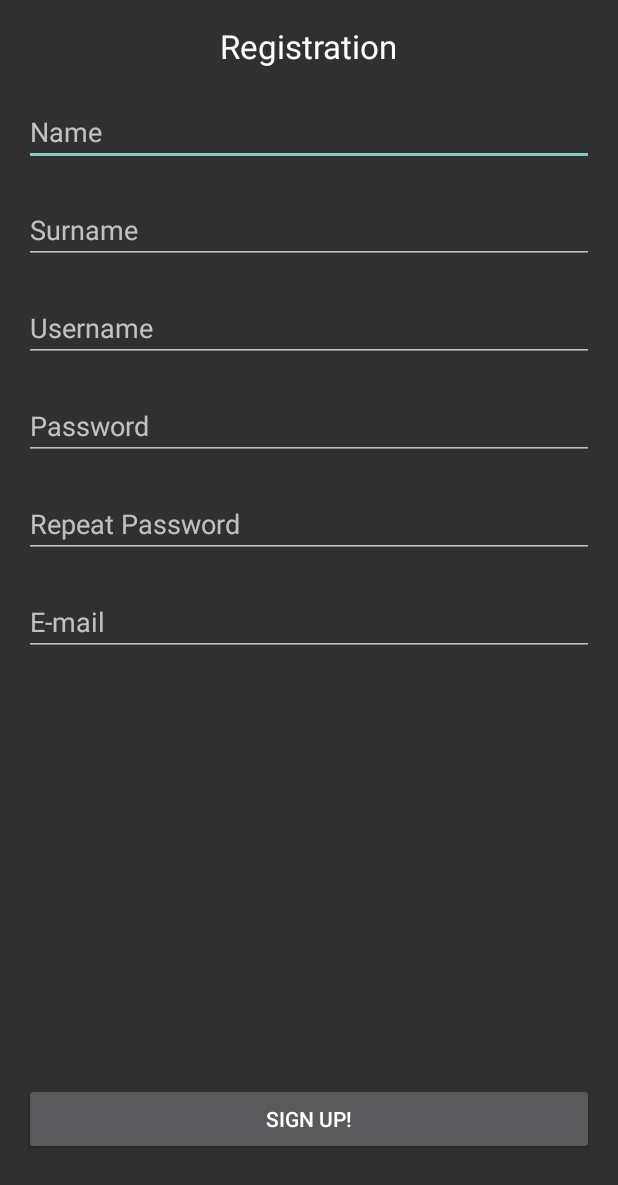
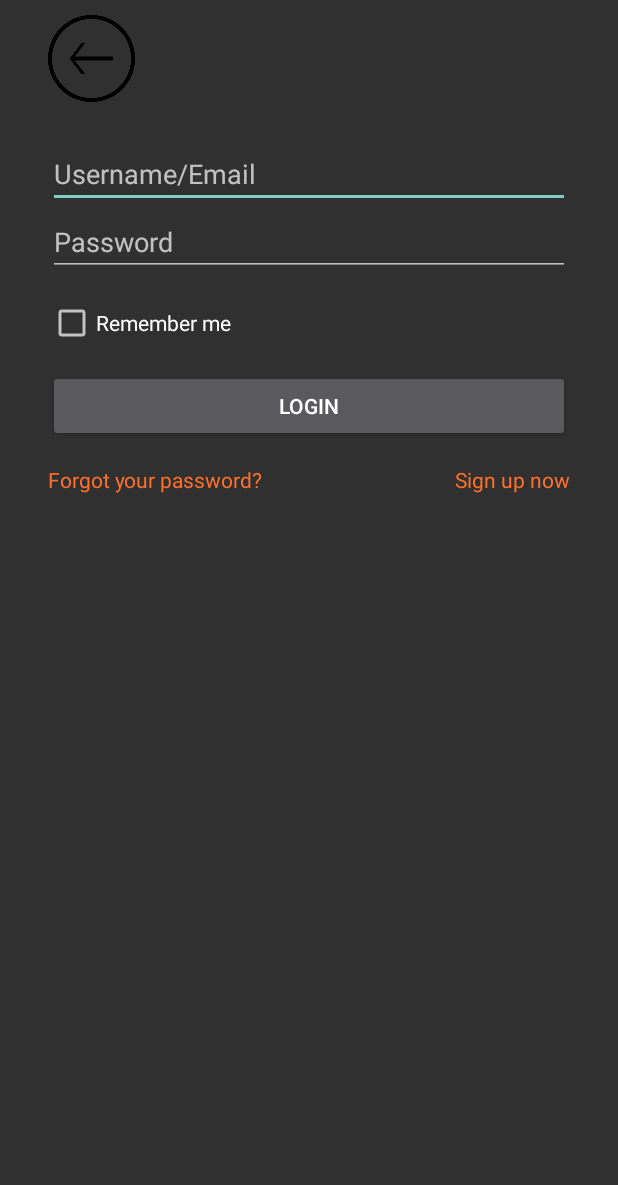
Before and after one commit to TwoTeam/mobile, an Android app: the screen it shows after launch (RegisterActivity before the commit, LoginActivity after it), on a phone screen of 412 x 824 dp. Shown: the top 1185 px of the screen. Run offline under Robolectric (Android 15) with nearby library versions, the phone set to English and light mode, and no system bars.

Commit message:
POST ready!
Zrihtan LOGIN

```diff
--- a/Events/app/build.gradle
+++ b/Events/app/build.gradle
@@ -22,5 +22,4 @@ android {
 dependencies {
     compile fileTree(dir: 'libs', include: ['*.jar'])
     compile 'com.android.support:appcompat-v7:21.0.3'
-
 }
--- /dev/null
+++ b/Events/app/src/main/java/teamtwo/event/com/events/LoginActivity.java
@@ -0,0 +1,242 @@
+package teamtwo.event.com.events;
+
+import android.content.Context;
+import android.os.AsyncTask;
+import android.os.Handler;
+import android.os.Looper;
+import android.support.v7.app.ActionBarActivity;
+import android.os.Bundle;
+import android.util.Log;
+import android.view.Menu;
+import android.view.MenuItem;
+import android.view.View;
+import android.widget.Button;
+import android.widget.EditText;
+import android.widget.ImageButton;
+import android.widget.Toast;
+
+import org.apache.http.HttpResponse;
+import org.apache.http.NameValuePair;
+import org.apache.http.client.HttpClient;
+import org.apache.http.client.entity.UrlEncodedFormEntity;
+import org.apache.http.client.methods.HttpPost;
+import org.apache.http.impl.client.DefaultHttpClient;
+import org.apache.http.message.BasicNameValuePair;
+import org.json.JSONException;
+import org.json.JSONObject;
+
+import java.io.BufferedReader;
+import java.io.InputStreamReader;
+import java.net.URLEncoder;
+import java.util.ArrayList;
+import java.util.List;
+import java.util.jar.Attributes;
+import java.util.logging.LogRecord;
+
+
+public class LoginActivity extends ActionBarActivity {
+
+    Context c; //ne vem kaj je to, ampak to rabiš
+
+    EditText etUsername,
+             etPassword;
+
+    String username, password;
+    Button bLogin; //ta dela
+    ImageButton ibButton; //še ne dela, vse isto sam da je image, naredi namesto button
+    @Override
+    protected void onCreate(Bundle savedInstanceState) {
+        super.onCreate(savedInstanceState);
+        setContentView(R.layout.activity_login);
+
+        c = this;
+
+
+        etUsername = (EditText) findViewById(R.id.etUsername);
+        etPassword = (EditText) findViewById(R.id.etPassword);
+
+        bLogin = (Button) findViewById(R.id.bLogin);
+
+        bLogin.setOnClickListener(new View.OnClickListener() {
+            @Override
+            public void onClick(View v) {
+                _("Login button hit!");
+
+                username = etUsername.getText()+""; //" " da je pol string drugač je error
+                password = etPassword.getText()+"";
+                _("username:"+username);
+                _("password:"+password);
+
+                if (username.length()==0 || password.length()==0) //!!!!ŠE VEČ KOMBINACIJ
+                {
+                   toast("Please fill in username and password");
+                    return;
+                }
+
+                //networking
+                Networking n = new Networking();
+                n.execute("http://veligovsek.si/events/apis/login.php",Networking.NETWORK_STATE_REGISTER);
+
+            }
+        });
+    }
+    private void toast(final String s)
+    {
+        Handler handler = new Handler(Looper.getMainLooper());
+        handler.post(
+                new Runnable() {
+                    @Override
+                    public void run() {
+                        Toast.makeText(c, s, Toast.LENGTH_SHORT).show();
+                    }
+                }
+                 );
+    }
+
+
+
+    //ASYNC, rabiš drugač se crasha(dela na v drugih treadih in ne na mainu
+    private class Networking extends AsyncTask
+    {
+        public static final int NETWORK_STATE_REGISTER = 1;
+        @Override
+        protected String doInBackground(Object[] params) {
+
+            _("doInBackground. ");
+           // getJson("http://veligovsek.si/events/apis/register.php", NETWORK_STATE_REGISTER); //REGISTER WEB.PHP
+            getJson((String)params[0],(Integer)params[1]); //dobi od n.execute.....
+            return null;
+        }
+    }
+
+    private void getJson(String url, int state)  //JSON
+    {
+        HttpClient httpClient=new DefaultHttpClient();
+        _("doing POST to URL now...");
+        HttpPost request = new HttpPost(url);
+        List<NameValuePair> postParameters = new ArrayList<NameValuePair>();
+
+        boolean valid = false;
+
+           switch (state)
+           {
+               case Networking.NETWORK_STATE_REGISTER:
+                   postParameters.add(new BasicNameValuePair("userName",username));
+                   postParameters.add(new BasicNameValuePair("password",password));
+                  valid = true;
+                   break;
+               default:
+                   _("////////WARNING UNKNOWN STATE!//////////");
+           }
+
+        if(valid)
+        {
+            _("Valid!");
+
+            BufferedReader bufferedReader = null;
+            StringBuffer stringBuffer= new StringBuffer("");
+            try {
+                UrlEncodedFormEntity entity = new UrlEncodedFormEntity(postParameters);
+                request.setEntity(entity);
+                HttpResponse response = httpClient.execute(request);
+
+                bufferedReader = new BufferedReader(new InputStreamReader(response.getEntity().getContent()));
+
+                String line = "";
+                String LineSeparator = System.getProperty("line.seperator");
+                while ((line = bufferedReader.readLine()) != null) {
+                    stringBuffer.append(line + LineSeparator);
+                }
+                bufferedReader.close();
+            }
+            catch (Exception e)
+            {
+                _("error doing networking!!!"+ e.getMessage());
+                e.printStackTrace();
+
+            }
+            _("result: "+stringBuffer);
+
+
+            /////
+
+            decodeResultIntoJson(stringBuffer.toString());
+
+            /////
+        }
+        else
+        {
+            _("Valid was not true! Will do nothing");
+        }
+    }
+
+    private void decodeResultIntoJson(String response)
+    {
+
+
+        //napiš ka ti je vrnu json (46min)
+
+        if(response.contains("error"))
+        {
+            _("errors are detected!!!");
+            try {
+                JSONObject jo = new JSONObject(response);
+                String error = jo.getString("error");
+                _("Error from server is::"+error);
+                toast(error);
+            }
+            catch ( JSONException e)
+            {
+                _("AAAA WARNING PROBLEM DECODING JSON!"+e.getMessage());
+            }
+         return;
+        }
+        else{
+            _("No error detected");
+        }
+
+        try {
+            JSONObject jo = new JSONObject(response);
+
+            String name = jo.getString("name"); //za druge isto narediš
+
+            _("JSON CONTENT:");
+            _("name:"+name);
+        }
+        catch ( JSONException e)
+        {
+            _("WARNING PROBLEM DECODING JSON!"+e.getMessage());
+        }
+
+
+    }
+
+/*
+    @Override
+    public boolean onCreateOptionsMenu(Menu menu) {
+        // Inflate the menu; this adds items to the action bar if it is present.
+        getMenuInflater().inflate(R.menu.menu_login, menu);
+        return true;
+    }
+
+    @Override
+    public boolean onOptionsItemSelected(MenuItem item) {
+        // Handle action bar item clicks here. The action bar will
+        // automatically handle clicks on the Home/Up button, so long
+        // as you specify a parent activity in AndroidManifest.xml.
+        int id = item.getItemId();
+
+        //noinspection SimplifiableIfStatement
+        if (id == R.id.action_settings) {
+            return true;
+        }
+
+        return super.onOptionsItemSelected(item);
+    }
+    */
+
+    private void _(String s)  //pokaže v logcatu za TESTINNG :P
+    {
+        Log.d("MyApp", "LoginActivity" + "#######"+ s);
+    }
+}
--- /dev/null
+++ b/Events/app/src/main/res/layout/activity_login.xml
@@ -0,0 +1,117 @@
+<RelativeLayout xmlns:android="http://schemas.android.com/apk/res/android"
+    xmlns:tools="http://schemas.android.com/tools" android:layout_width="fill_parent"
+    android:layout_height="fill_parent" android:paddingLeft="32dp"
+    android:paddingRight="32dp"
+    android:paddingBottom="@dimen/activity_vertical_margin"
+    tools:context="teamtwo.event.com.events.LoginActivity">
+
+    <LinearLayout
+        android:orientation="vertical"
+        android:layout_width="fill_parent"
+        android:layout_height="fill_parent">
+
+        <LinearLayout
+            android:orientation="vertical"
+            android:layout_width="fill_parent"
+            android:layout_height="wrap_content"
+            android:id="@+id/topBar">
+
+            <ImageButton
+                android:layout_width="58dp"
+                android:layout_height="78dp"
+                android:id="@+id/imageButton"
+                android:src="@drawable/arrowbackbefore"
+                android:scaleType="fitCenter"
+                android:background="#00000000" />
+
+        </LinearLayout>
+
+        <LinearLayout
+            android:orientation="vertical"
+            android:layout_width="fill_parent"
+            android:layout_height="wrap_content"
+            android:id="@+id/textFieldHolder"
+            android:paddingTop="15dp">
+
+            <EditText
+                android:layout_width="fill_parent"
+                android:layout_height="wrap_content"
+                android:inputType="textEmailAddress"
+                android:ems="10"
+                android:id="@+id/etUsername"
+                android:hint="Username/Email" />
+
+            <EditText
+                android:layout_width="fill_parent"
+                android:layout_height="wrap_content"
+                android:inputType="textPassword"
+                android:ems="10"
+                android:id="@+id/etPassword"
+                android:hint="Password" />
+
+        </LinearLayout>
+
+        <LinearLayout
+            android:orientation="vertical"
+            android:layout_width="fill_parent"
+            android:layout_height="wrap_content"
+            android:id="@+id/checkboxHolder"
+            android:paddingTop="15dp">
+
+            <CheckBox
+                android:layout_width="wrap_content"
+                android:layout_height="wrap_content"
+                android:text="Remember me"
+                android:id="@+id/cbRememberMe" />
+        </LinearLayout>
+
+        <LinearLayout
+            android:orientation="vertical"
+            android:layout_width="fill_parent"
+            android:layout_height="wrap_content"
+            android:id="@+id/loginButtonHolder"
+            android:paddingTop="15dp">
+
+            <ImageButton
+                android:layout_width="fill_parent"
+                android:layout_height="wrap_content"
+                android:id="@+id/ibButton"
+                android:background="#00000000" />
+
+            <Button
+                android:layout_width="fill_parent"
+                android:layout_height="wrap_content"
+                android:text="LOGIN"
+                android:id="@+id/bLogin"
+                android:paddingTop="10dp" />
+        </LinearLayout>
+
+        <LinearLayout
+            android:orientation="horizontal"
+            android:layout_width="fill_parent"
+            android:layout_height="wrap_content"
+            android:id="@+id/forgotpasswordHolder"
+            android:paddingTop="15dp"
+            android:paddingBottom="0dp">
+
+            <TextView
+                android:layout_width="fill_parent"
+                android:layout_height="wrap_content"
+                android:text="Forgot your password?"
+                android:id="@+id/tvForgotPassword"
+                android:layout_weight="1"
+                android:gravity="left"
+                android:textColor="#ffff712b" />
+
+            <TextView
+                android:layout_width="fill_parent"
+                android:layout_height="wrap_content"
+                android:text="Sign up now"
+                android:id="@+id/tvSignUp"
+                android:layout_weight="1"
+                android:gravity="right"
+                android:textColor="#ffff712b" />
+        </LinearLayout>
+
+    </LinearLayout>
+</RelativeLayout>
--- /dev/null
+++ b/Events/app/src/main/res/menu/menu_login.xml
@@ -0,0 +1,7 @@
+<menu xmlns:android="http://schemas.android.com/apk/res/android"
+    xmlns:app="http://schemas.android.com/apk/res-auto"
+    xmlns:tools="http://schemas.android.com/tools"
+    tools:context="teamtwo.event.com.events.LoginActivity">
+    <item android:id="@+id/action_settings" android:title="@string/action_settings"
+        android:orderInCategory="100" app:showAsAction="never" />
+</menu>
--- a/Events/app/src/main/res/values/strings.xml
+++ b/Events/app/src/main/res/values/strings.xml
@@ -9,7 +9,7 @@
     <string name="FragmentB">Fragment B</string>
     <string name="FragmentC">Fragment C</string>
     <string name="title_activity_register">RegisterActivity</string>
-
     <string name="username">Username</string>
+    <string name="title_activity_login">LoginActivity</string>
 
 </resources>
```
Also changed, not shown: Events/app/src/main/AndroidManifest.xml (+9 -3 lines), Events/app/src/main/java/teamtwo/event/com/events/HttpManager.java (added, +72 -0 lines), Events/app/src/main/java/teamtwo/event/com/events/MainActivity.java (+17 -0 lines), Events/app/src/main/java/teamtwo/event/com/events/RegisterActivity.java (+33 -29 lines), Events/app/src/main/res/drawable/arrowbackafter.png (added), Events/app/src/main/res/drawable/arrowbackbefore.png (added).
